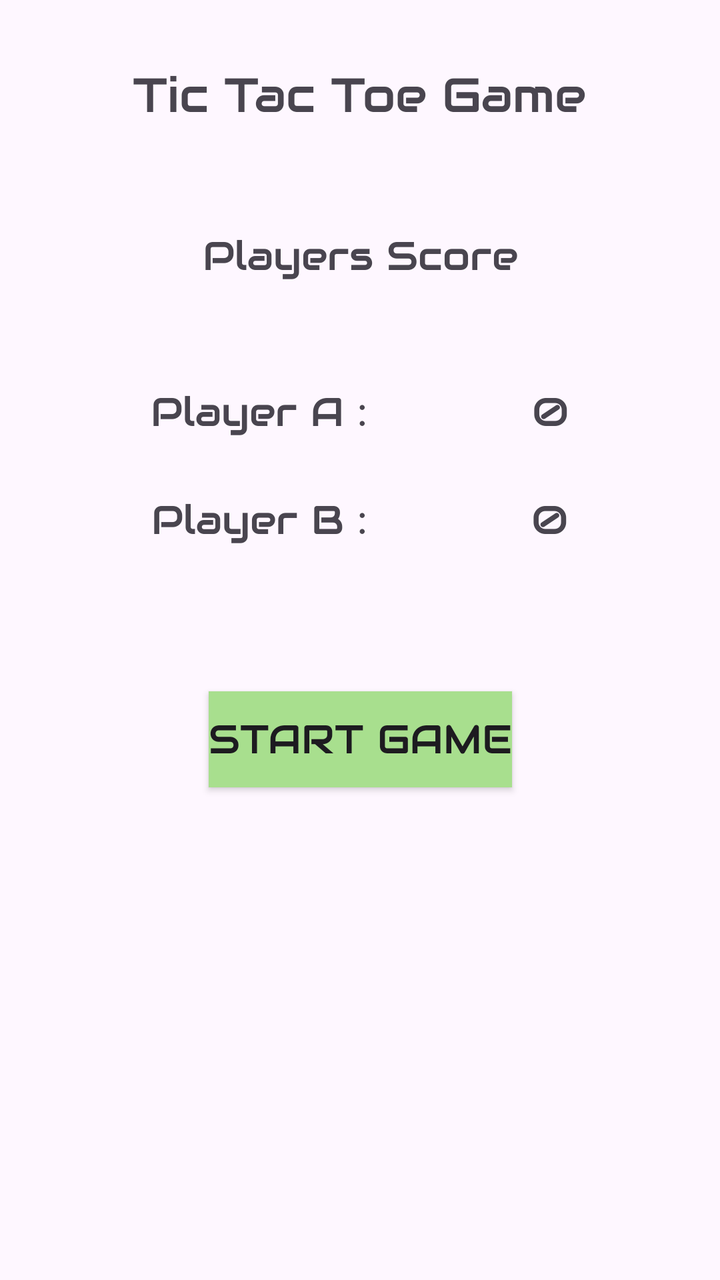
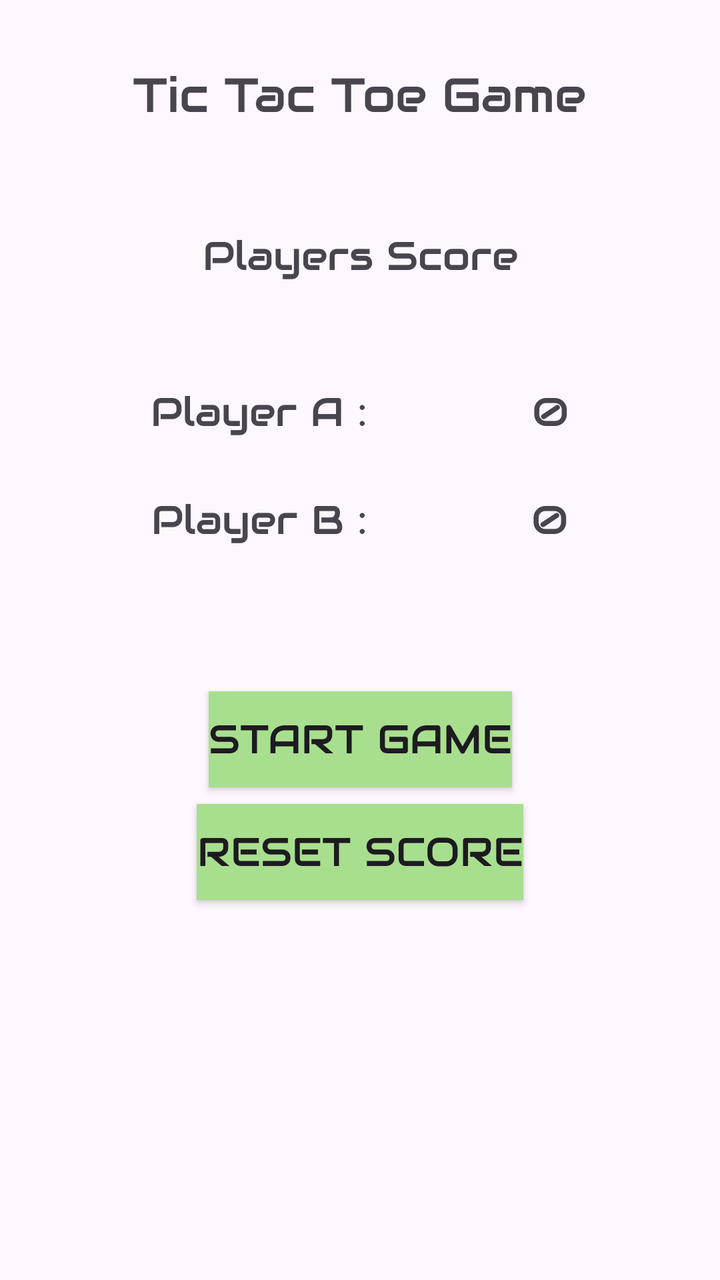

Before-and-after screenshots of an Android layout around one commit, followed by the original layout XML and the change that was made.
<!-- AndroidManifest.xml: application theme Theme.Tic_Tac_Toe_Game -->
<!-- res/layout/activity_main.xml -->
<?xml version="1.0" encoding="utf-8"?>
<androidx.constraintlayout.widget.ConstraintLayout xmlns:android="http://schemas.android.com/apk/res/android"
    xmlns:app="http://schemas.android.com/apk/res-auto"
    xmlns:tools="http://schemas.android.com/tools"
    android:layout_width="match_parent"
    android:layout_height="match_parent"
    tools:context=".MainActivity">

    <TextView
        android:id="@+id/tile_page_1"
        android:layout_width="wrap_content"
        android:layout_height="wrap_content"
        android:layout_marginTop="32dp"
        android:fontFamily="@font/audiowide"
        android:text="@string/app_title"
        android:textSize="@dimen/title_size"
        app:layout_constraintEnd_toEndOf="parent"
        app:layout_constraintHorizontal_bias="0.498"
        app:layout_constraintStart_toStartOf="parent"
        app:layout_constraintTop_toTopOf="parent" />

    <TextView
        android:id="@+id/perm_data_1"
        android:layout_width="wrap_content"
        android:layout_height="wrap_content"
        android:layout_marginTop="52dp"
        android:fontFamily="@font/audiowide"
        android:text="Players Score"
        android:textSize="20dp"
        app:layout_constraintEnd_toEndOf="parent"
        app:layout_constraintStart_toStartOf="parent"
        app:layout_constraintTop_toBottomOf="@+id/tile_page_1" />

    <TextView
        android:id="@+id/score_playerA"
        android:layout_width="wrap_content"
        android:layout_height="wrap_content"
        android:fontFamily="@font/audiowide"
        android:text="0"
        android:textSize="@dimen/player_size"
        app:layout_constraintEnd_toEndOf="parent"
        app:layout_constraintHorizontal_bias="0.5"
        app:layout_constraintStart_toEndOf="@+id/perm_data_2"
        app:layout_constraintTop_toTopOf="@+id/perm_data_2" />

    <TextView
        android:id="@+id/perm_data_2"
        android:layout_width="wrap_content"
        android:layout_height="wrap_content"
        android:layout_marginTop="52dp"
        android:fontFamily="@font/audiowide"
        android:text="Player A : "
        android:textSize="@dimen/player_size"
        app:layout_constraintEnd_toStartOf="@+id/score_playerA"
        app:layout_constraintHorizontal_bias="0.5"
        app:layout_constraintStart_toStartOf="parent"
        app:layout_constraintTop_toBottomOf="@+id/perm_data_1" />

    <TextView
        android:id="@+id/score_playerB"
        android:layout_width="wrap_content"
        android:layout_height="wrap_content"
        android:layout_marginTop="28dp"
        android:fontFamily="@font/audiowide"
        android:text="0"
        android:textSize="@dimen/player_size"
        app:layout_constraintEnd_toEndOf="parent"
        app:layout_constraintHorizontal_bias="0.5"
        app:layout_constraintStart_toEndOf="@+id/perm_data_3"
        app:layout_constraintTop_toBottomOf="@+id/score_playerA" />

    <TextView
        android:id="@+id/perm_data_3"
        android:layout_width="wrap_content"
        android:layout_height="wrap_content"
        android:layout_marginTop="28dp"
        android:fontFamily="@font/audiowide"
        android:text="Player B : "
        android:textSize="@dimen/player_size"
        app:layout_constraintEnd_toStartOf="@+id/score_playerB"
        app:layout_constraintHorizontal_bias="0.5"
        app:layout_constraintHorizontal_chainStyle="spread"
        app:layout_constraintStart_toStartOf="parent"
        app:layout_constraintTop_toBottomOf="@+id/perm_data_2" />

    <Button
        android:id="@+id/start_button"
        android:layout_width="wrap_content"
        android:layout_height="wrap_content"
        android:layout_marginTop="51dp"
        android:fontFamily="@font/audiowide"
        android:background="@color/green"
        android:text="Start Game"
        android:textSize="@dimen/button_size"
        app:layout_constraintBottom_toBottomOf="parent"
        app:layout_constraintEnd_toEndOf="parent"
        app:layout_constraintStart_toStartOf="parent"
        app:layout_constraintTop_toBottomOf="@+id/perm_data_3"
        app:layout_constraintVertical_bias="0.081" />

</androidx.constraintlayout.widget.ConstraintLayout>
<!-- resources referenced by this layout -->
<resources>
  <color name="green">#A8DF8E</color>
  <dimen name="button_size">20sp</dimen>
  <dimen name="player_size">20sp</dimen>
  <dimen name="title_size">24sp</dimen>
  <string name="app_title">Tic Tac Toe Game</string>
  <style name="Theme.Tic_Tac_Toe_Game" parent="Base.Theme.Tic_Tac_Toe_Game" />
  <style name="Base.Theme.Tic_Tac_Toe_Game" parent="Theme.Material3.DayNight.NoActionBar">
          
          
          <item name="colorPrimary">@color/colorPrimary</item>
      </style>
  <color name="colorPrimary">#829460</color>
</resources>

<!-- the commit's change to res/layout/activity_main.xml (unified diff, before → after) -->
@@ -5,6 +5,7 @@
     android:layout_width="match_parent"
     android:layout_height="match_parent"
     tools:context=".MainActivity">
+
 
     <TextView
         android:id="@+id/tile_page_1"
@@ -88,8 +89,8 @@
         android:layout_width="wrap_content"
         android:layout_height="wrap_content"
         android:layout_marginTop="51dp"
+        android:background="@color/green"
         android:fontFamily="@font/audiowide"
-        android:background="@color/green"
         android:text="Start Game"
         android:textSize="@dimen/button_size"
         app:layout_constraintBottom_toBottomOf="parent"
@@ -98,4 +99,47 @@
         app:layout_constraintTop_toBottomOf="@+id/perm_data_3"
         app:layout_constraintVertical_bias="0.081" />
 
+    <Button
+        android:id="@+id/reset_score"
+        android:layout_width="wrap_content"
+        android:layout_height="wrap_content"
+        android:layout_marginTop="51dp"
+        android:background="@color/green"
+        android:fontFamily="@font/audiowide"
+        android:text="Reset Score"
+        android:textSize="@dimen/button_size"
+        app:layout_constraintBottom_toBottomOf="parent"
+        app:layout_constraintEnd_toEndOf="parent"
+        app:layout_constraintStart_toStartOf="parent"
+        app:layout_constraintTop_toBottomOf="@+id/perm_data_3"
+        app:layout_constraintVertical_bias="0.291" />
+
+    <androidx.constraintlayout.widget.Guideline
+        android:id="@+id/guideline4"
+        android:layout_width="wrap_content"
+        android:layout_height="wrap_content"
+        android:orientation="vertical"
+        app:layout_constraintGuide_begin="20dp" />
+
+    <androidx.constraintlayout.widget.Guideline
+        android:id="@+id/guideline5"
+        android:layout_width="wrap_content"
+        android:layout_height="wrap_content"
+        android:orientation="horizontal"
+        app:layout_constraintGuide_begin="20dp" />
+
+    <androidx.constraintlayout.widget.Guideline
+        android:id="@+id/guideline7"
+        android:layout_width="wrap_content"
+        android:layout_height="wrap_content"
+        android:orientation="horizontal"
+        app:layout_constraintGuide_begin="20dp" />
+
+    <androidx.constraintlayout.widget.Guideline
+        android:id="@+id/guideline8"
+        android:layout_width="wrap_content"
+        android:layout_height="wrap_content"
+        android:orientation="horizontal"
+        app:layout_constraintGuide_begin="20dp" />
+
 </androidx.constraintlayout.widget.ConstraintLayout>
